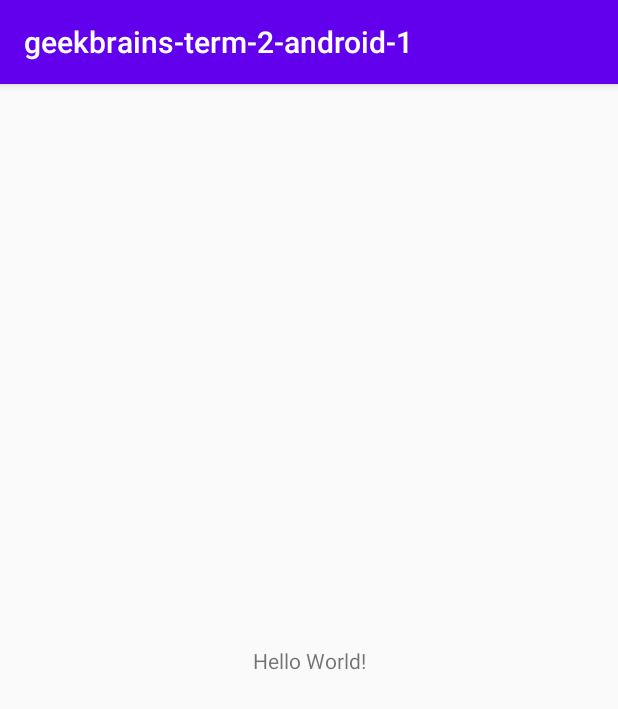
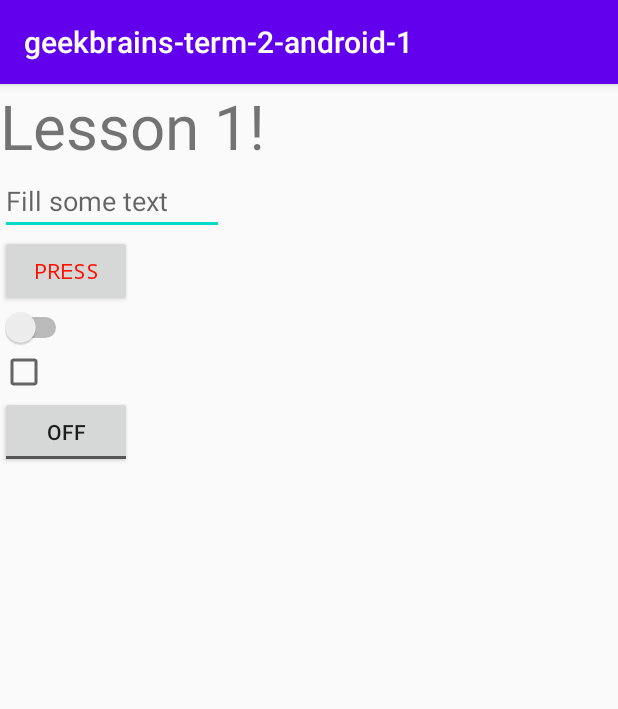
Before and after one commit to fetsh-edu/geekbrains-term-2-android-1, an Android app: the screen it shows after launch (MainActivity), on a phone screen of 412 x 824 dp. Shown: the top 709 px of the screen. Run offline under Robolectric (Android 15) with nearby library versions, the phone set to English and light mode, and no system bars.

Commit message:
Change first activity

```diff
--- a/app/src/main/res/layout/activity_main.xml
+++ b/app/src/main/res/layout/activity_main.xml
@@ -1,18 +1,44 @@
 <?xml version="1.0" encoding="utf-8"?>
-<androidx.constraintlayout.widget.ConstraintLayout xmlns:android="http://schemas.android.com/apk/res/android"
+<LinearLayout xmlns:android="http://schemas.android.com/apk/res/android"
     xmlns:app="http://schemas.android.com/apk/res-auto"
     xmlns:tools="http://schemas.android.com/tools"
     android:layout_width="match_parent"
-    android:layout_height="match_parent"
+    android:layout_height="wrap_content"
+    android:orientation="vertical"
     tools:context=".MainActivity">
 
     <TextView
         android:layout_width="wrap_content"
         android:layout_height="wrap_content"
-        android:text="Hello World!"
-        app:layout_constraintBottom_toBottomOf="parent"
-        app:layout_constraintLeft_toLeftOf="parent"
-        app:layout_constraintRight_toRightOf="parent"
-        app:layout_constraintTop_toTopOf="parent" />
+        android:text="Lesson 1!"
+        android:textSize="41sp" />
 
-</androidx.constraintlayout.widget.ConstraintLayout>
+    <EditText
+        android:layout_width="wrap_content"
+        android:layout_height="wrap_content"
+        android:ems="7"
+        android:inputType="text"
+        android:hint="Fill some text"
+        android:autofillHints="Some text" />
+
+    <Button
+        android:layout_width="wrap_content"
+        android:layout_height="wrap_content"
+        android:textColor="#FF1100"
+        android:fontFamily="monospace"
+        android:text="Press" />
+
+    <Switch
+        android:layout_height="wrap_content"
+        android:layout_width="wrap_content" />
+
+    <CheckBox
+        android:layout_width="wrap_content"
+        android:layout_height="wrap_content"/>
+
+    <ToggleButton
+        android:layout_width="wrap_content"
+        android:layout_height="wrap_content"/>
+
+
+</LinearLayout>
```
